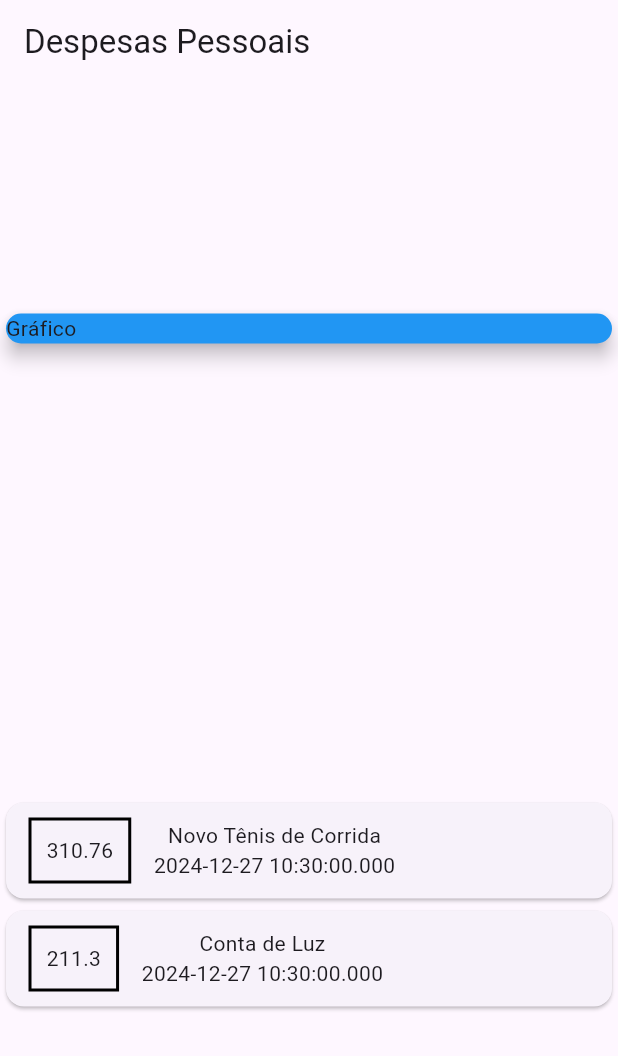
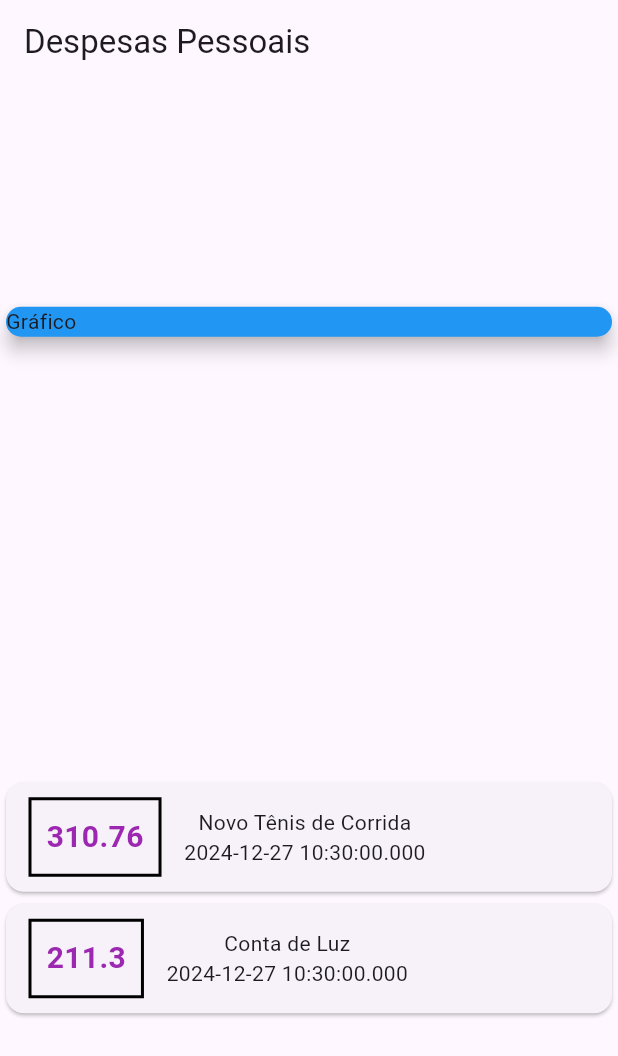
Before and after one commit to vagnercazarotto/Flutter, a Flutter app: the screen it shows after launch, on a phone screen of 412 x 824 dp. Shown: the top 1056 px of the screen. Run offline on Flutter 3.47's test engine with Material 3 defaults, Android fonts, the light colour scheme and no system bars.

Commit message:
font styles

```diff
--- a/depesas/lib/main.dart
+++ b/depesas/lib/main.dart
@@ -61,9 +61,6 @@ class MyHomePage extends StatelessWidget {
                         horizontal: 15,
                         vertical: 10,
                       ),
-                      child: Text(
-                        tr.value.toString(),
-                      ),
                       decoration: BoxDecoration(
                         border: Border.all(
                           color: Colors.black,
@@ -71,6 +68,14 @@ class MyHomePage extends StatelessWidget {
                         ),
                       ),
                       padding: EdgeInsets.all(10),
+                      child: Text(
+                        tr.value.toString(),
+                        style: TextStyle(
+                          fontWeight: FontWeight.bold,
+                          fontSize: 20,
+                          color: Colors.purple,
+                        ),
+                      ),
                     ),
                     Column(
                       children: <Widget>[
```
